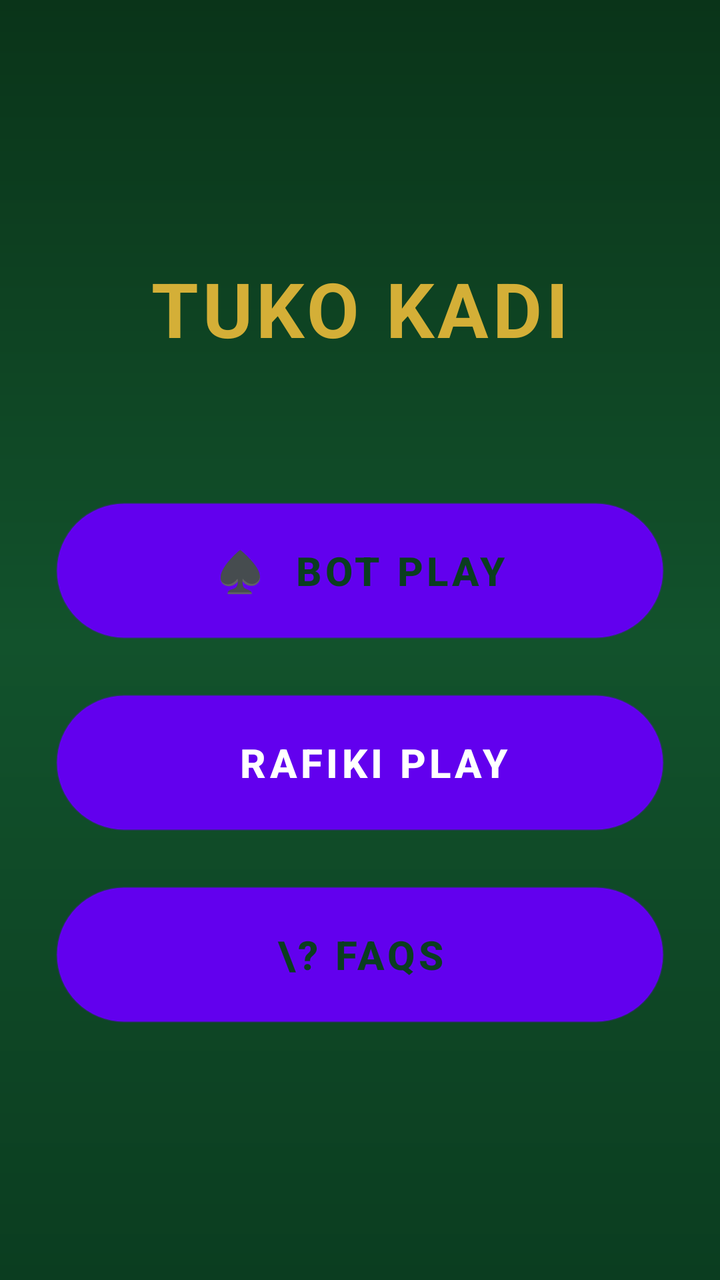
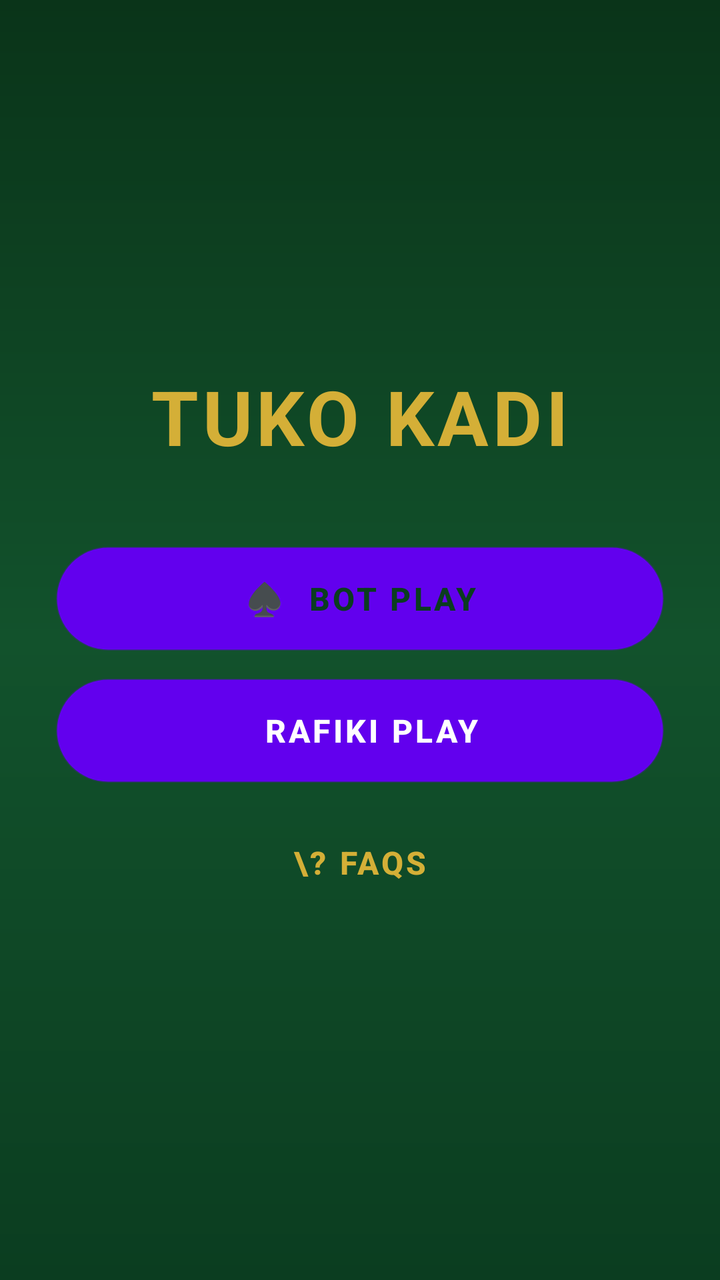

Compare the two renders of this Android layout. The source of the first and the diff that turns it into the second are given below.
<!-- AndroidManifest.xml: fallback theme Theme.MaterialComponents.DayNight.NoActionBar -->
<!-- res/layout/home_content.xml -->
<LinearLayout xmlns:android="http://schemas.android.com/apk/res/android"
    android:layout_width="match_parent"
    android:layout_height="match_parent"
    android:orientation="vertical"
    android:gravity="center"
    android:background="@drawable/bg_home_gradient"
    android:padding="28dp">

    <TextView
        android:layout_width="wrap_content"
        android:layout_height="wrap_content"
        android:text="TUKO KADI"
        android:textColor="#D4AF37"
        android:textSize="38sp"
        android:textStyle="bold"
        android:letterSpacing="0.05"
        android:layout_marginBottom="72dp"/>

    <Button
        android:id="@+id/botPlayButton"
        android:layout_width="match_parent"
        android:layout_height="wrap_content"
        android:minHeight="68dp"
        android:text="\u2660  BOT PLAY"
        android:textColor="#0B3D20"
        android:textStyle="bold"
        android:textSize="20sp"
        android:paddingStart="24dp"
        android:paddingEnd="24dp"
        android:background="@drawable/btn_bot_play"
        android:elevation="6dp"
        android:layout_marginBottom="28dp"/>

    <Button
        android:id="@+id/rafikiPlayButton"
        android:layout_width="match_parent"
        android:layout_height="wrap_content"
        android:minHeight="68dp"
        android:text="\uD83E\uDD1D  RAFIKI PLAY"
        android:textColor="#FFFFFF"
        android:textStyle="bold"
        android:textSize="20sp"
        android:paddingStart="24dp"
        android:paddingEnd="24dp"
        android:background="@drawable/btn_rafiki_play"
        android:elevation="6dp"
        android:layout_marginBottom="28dp"/>

    <Button
        android:id="@+id/faqsButton"
        android:layout_width="match_parent"
        android:layout_height="wrap_content"
        android:minHeight="68dp"
        android:text="\? FAQs"
        android:textColor="#0B3D20"
        android:textStyle="bold"
        android:textSize="20sp"
        android:paddingStart="24dp"
        android:paddingEnd="24dp"
        android:background="@drawable/btn_faqs"
        android:elevation="6dp"/>

</LinearLayout>
<!-- resources referenced by this layout -->
<resources>
  <!-- drawable bg_home_gradient (drawable) -->
  <?xml version="1.0" encoding="utf-8"?>
  <shape xmlns:android="http://schemas.android.com/apk/res/android"
      android:shape="rectangle">
      <gradient
          android:type="linear"
          android:angle="90"
          android:startColor="#0B3D20"
          android:centerColor="#12522C"
          android:endColor="#0A3419" />
  </shape>
  <!-- drawable btn_bot_play (drawable) -->
  <?xml version="1.0" encoding="utf-8"?>
  <shape xmlns:android="http://schemas.android.com/apk/res/android"
      android:shape="rectangle">
      <corners android:radius="100dp" />
      <gradient
          android:type="linear"
          android:angle="45"
          android:startColor="#2E8B45"
          android:centerColor="#4CAF50"
          android:endColor="#D4AF37" />
      <stroke android:width="1dp" android:color="#33FFFFFF" />
  </shape>
  <!-- drawable btn_faqs (drawable) -->
  <?xml version="1.0" encoding="utf-8"?>
  <shape xmlns:android="http://schemas.android.com/apk/res/android"
      android:shape="rectangle">
      <corners android:radius="100dp" />
      <gradient
          android:type="linear"
          android:angle="45"
          android:startColor="#B8860B"
          android:centerColor="#D4AF37"
          android:endColor="#F2D06B" />
      <stroke android:width="1dp" android:color="#33FFFFFF" />
  </shape>
  <!-- drawable btn_rafiki_play (drawable) -->
  <?xml version="1.0" encoding="utf-8"?>
  <shape xmlns:android="http://schemas.android.com/apk/res/android"
      android:shape="rectangle">
      <corners android:radius="100dp" />
      <gradient
          android:type="linear"
          android:angle="45"
          android:startColor="#1E7A6E"
          android:centerColor="#3E8E8A"
          android:endColor="#7E57C2" />
      <stroke android:width="1dp" android:color="#33FFFFFF" />
  </shape>
</resources>

<!-- the commit's change to res/layout/home_content.xml (unified diff, before → after) -->
@@ -14,50 +14,50 @@
         android:textSize="38sp"
         android:textStyle="bold"
         android:letterSpacing="0.05"
-        android:layout_marginBottom="72dp"/>
+        android:layout_marginBottom="40dp"/>
 
     <Button
         android:id="@+id/botPlayButton"
         android:layout_width="match_parent"
         android:layout_height="wrap_content"
-        android:minHeight="68dp"
+        android:minHeight="52dp"
         android:text="\u2660  BOT PLAY"
         android:textColor="#0B3D20"
         android:textStyle="bold"
-        android:textSize="20sp"
+        android:textSize="16sp"
         android:paddingStart="24dp"
         android:paddingEnd="24dp"
         android:background="@drawable/btn_bot_play"
         android:elevation="6dp"
-        android:layout_marginBottom="28dp"/>
+        android:layout_marginBottom="14dp"/>
 
     <Button
         android:id="@+id/rafikiPlayButton"
         android:layout_width="match_parent"
         android:layout_height="wrap_content"
-        android:minHeight="68dp"
+        android:minHeight="52dp"
         android:text="\uD83E\uDD1D  RAFIKI PLAY"
         android:textColor="#FFFFFF"
         android:textStyle="bold"
-        android:textSize="20sp"
+        android:textSize="16sp"
         android:paddingStart="24dp"
         android:paddingEnd="24dp"
         android:background="@drawable/btn_rafiki_play"
         android:elevation="6dp"
-        android:layout_marginBottom="28dp"/>
+        android:layout_marginBottom="14dp"/>
 
     <Button
         android:id="@+id/faqsButton"
         android:layout_width="match_parent"
         android:layout_height="wrap_content"
-        android:minHeight="68dp"
+        android:minHeight="52dp"
         android:text="\? FAQs"
-        android:textColor="#0B3D20"
+        android:textColor="#D4AF37"
         android:textStyle="bold"
-        android:textSize="20sp"
+        android:textSize="16sp"
         android:paddingStart="24dp"
         android:paddingEnd="24dp"
-        android:background="@drawable/btn_faqs"
+        android:background="@android:color/transparent"
         android:elevation="6dp"/>
 
 </LinearLayout>
<!-- resource entries referenced after the edit -->
@@ -24,19 +24,6 @@
           android:endColor="#D4AF37" />
       <stroke android:width="1dp" android:color="#33FFFFFF" />
   </shape>
-  <!-- drawable btn_faqs (drawable) -->
-  <?xml version="1.0" encoding="utf-8"?>
-  <shape xmlns:android="http://schemas.android.com/apk/res/android"
-      android:shape="rectangle">
-      <corners android:radius="100dp" />
-      <gradient
-          android:type="linear"
-          android:angle="45"
-          android:startColor="#B8860B"
-          android:centerColor="#D4AF37"
-          android:endColor="#F2D06B" />
-      <stroke android:width="1dp" android:color="#33FFFFFF" />
-  </shape>
   <!-- drawable btn_rafiki_play (drawable) -->
   <?xml version="1.0" encoding="utf-8"?>
   <shape xmlns:android="http://schemas.android.com/apk/res/android"
